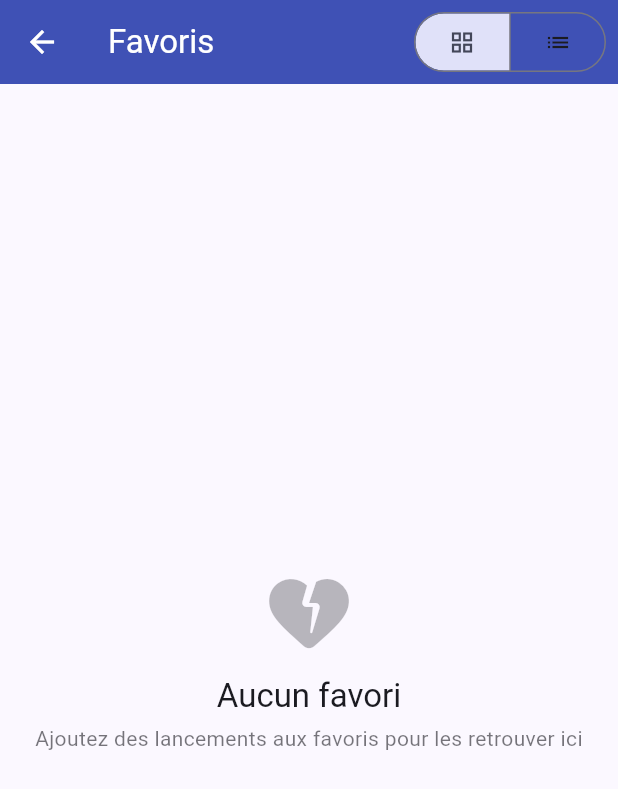
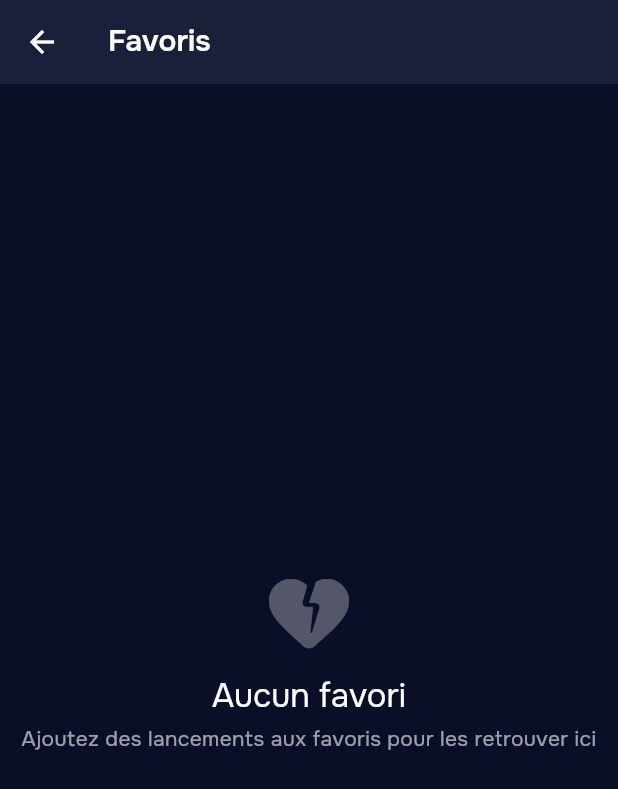
Before and after one commit to HeineZo/spacex-tracker, a Flutter app: the screen it shows after launch, after a tap on "Passer", after a tap on the "favorite" icon, on a phone screen of 412 x 824 dp. Shown: the top 789 px of the screen. Run offline on Flutter 3.47's test engine with Material 3 defaults, Android fonts, the phone set to English and light mode, and no system bars; our stand-ins replace cached_network_image, google_fonts, shared_preferences, smooth_page_indicator; network calls fail.

Commit message:
feat: refactor UI components

```diff
--- a/lib/main.dart
+++ b/lib/main.dart
@@ -6,16 +6,18 @@ import 'data/providers/favorites_provider.dart';
 import 'data/services/onboarding_service.dart';
 import 'ui/screens/launches_screen.dart';
 import 'ui/screens/onboarding_screen.dart';
+import 'ui/theme/app_theme.dart';
 
 Future<void> main() async {
   WidgetsFlutterBinding.ensureInitialized();
   await initializeDateFormatting('fr_FR');
 
-  // Set system navigation bar color (bottom bar on Android/iOS)
   SystemChrome.setSystemUIOverlayStyle(
     const SystemUiOverlayStyle(
-      systemNavigationBarColor: Colors.transparent, // Transparent or set a specific color
-      systemNavigationBarIconBrightness: Brightness.dark, // For dark icons (use Brightness.light for light icons)
+      systemNavigationBarColor: Color(0xFF0A0E27),
+      systemNavigationBarIconBrightness: Brightness.light,
+      statusBarColor: Colors.transparent,
+      statusBarIconBrightness: Brightness.light,
     ),
   );
 
@@ -31,17 +33,7 @@ class MainApp extends StatelessWidget {
       create: (_) => FavoritesProvider(),
       child: MaterialApp(
         debugShowCheckedModeBanner: false,
-        theme: ThemeData(
-          useMaterial3: true,
-          colorSchemeSeed: Colors.indigo,
-          appBarTheme: const AppBarTheme(
-            // Change this color to customize the AppBar background
-            backgroundColor: Colors.indigo, // You can use any color here
-            foregroundColor: Colors.white, // Text and icon color
-            elevation: 0, // Remove shadow (set to 0 or any value)
-            centerTitle: false,
-          ),
-        ),
+        theme: AppTheme.themeData,
         home: const _InitialScreen(),
       ),
     );
--- a/lib/ui/screens/favorites_screen.dart
+++ b/lib/ui/screens/favorites_screen.dart
@@ -4,8 +4,10 @@ import 'package:provider/provider.dart';
 import '../../data/models/launch.dart';
 import '../../data/providers/favorites_provider.dart';
 import '../../data/services/spacex_api_service.dart';
+import '../widgets/error_box.dart';
 import '../widgets/launch_card.dart';
 import '../widgets/launch_list_item.dart';
+import '../widgets/view_mode_toggle.dart';
 
 enum FavoritesViewMode { list, grid }
 
@@ -51,30 +53,27 @@ class _FavoritesScreenState extends State<FavoritesScreen> {
   @override
   Widget build(BuildContext context) {
     return Scaffold(
-      appBar: AppBar(
-        centerTitle: false,
-        title: const Text('Favoris'),
-        actions: [
-          Padding(
-            padding: const EdgeInsets.symmetric(horizontal: 8.0),
-            child: SegmentedButton<FavoritesViewMode>(
-              segments: const [
-                ButtonSegment(
-                  value: FavoritesViewMode.grid,
-                  icon: Icon(Icons.grid_view),
-                ),
-                ButtonSegment(
-                  value: FavoritesViewMode.list,
-                  icon: Icon(Icons.list),
-                ),
-              ],
-              selected: {_mode},
-              showSelectedIcon: false,
-              onSelectionChanged: (set) =>
-                  setState(() => _mode = set.first),
-            ),
-          ),
-        ],
+      appBar: PreferredSize(
+        preferredSize: const Size.fromHeight(kToolbarHeight),
+        child: Consumer<FavoritesProvider>(
+          builder: (context, favoritesProvider, child) {
+            final hasFavorites = favoritesProvider.favoriteIds.isNotEmpty;
+            return AppBar(
+              centerTitle: false,
+              title: const Text('Favoris'),
+              actions: hasFavorites
+                  ? [
+                      ViewModeToggle<FavoritesViewMode>(
+                        selectedMode: _mode,
+                        gridMode: FavoritesViewMode.grid,
+                        listMode: FavoritesViewMode.list,
+                        onModeChanged: (mode) => setState(() => _mode = mode),
+                      ),
+                    ]
+                  : null,
+            );
+          },
+        ),
       ),
       body: Consumer<FavoritesProvider>(
         builder: (context, favoritesProvider, child) {
@@ -109,8 +108,9 @@ class _FavoritesScreenState extends State<FavoritesScreen> {
                   return const Center(child: CircularProgressIndicator());
                 }
                 if (snapshot.hasError) {
-                  return _ErrorBox(
+                  return ErrorBox(
                     message: 'Erreur lors du chargement des favoris',
+                    margin: const EdgeInsets.all(16),
                   );
                 }
                 final launches = snapshot.data ?? [];
@@ -188,28 +188,3 @@ class _FavoritesScreenState extends State<FavoritesScreen> {
     );
   }
 }
-
-class _ErrorBox extends StatelessWidget {
-  final String message;
-  const _ErrorBox({required this.message});
-
-  @override
-  Widget build(BuildContext context) {
-    return Container(
-      width: double.infinity,
-      padding: const EdgeInsets.all(16),
-      margin: const EdgeInsets.all(16),
-      decoration: BoxDecoration(
-        color: Theme.of(context).colorScheme.errorContainer,
-        borderRadius: BorderRadius.circular(12),
-      ),
-      child: Row(
-        spacing: 8,
-        children: [
-          Icon(Icons.error_outline, color: Theme.of(context).colorScheme.error),
-          Expanded(child: Text(message)),
-        ],
-      ),
-    );
-  }
-}
--- a/lib/ui/screens/launches_screen.dart
+++ b/lib/ui/screens/launches_screen.dart
@@ -2,8 +2,10 @@ import 'package:flutter/material.dart';
 
 import '../../data/models/launch.dart';
 import '../../data/services/spacex_api_service.dart';
+import '../widgets/error_box.dart';
 import '../widgets/launch_card.dart';
 import '../widgets/launch_list_item.dart';
+import '../widgets/view_mode_toggle.dart';
 import 'favorites_screen.dart';
 
 enum LaunchesViewMode { list, grid }
@@ -76,7 +78,7 @@ class _LaunchesScreenState extends State<LaunchesScreen> {
                   );
                 }
                 if (snapshot.hasError) {
-                  return _ErrorBox(
+                  return ErrorBox(
                     message: 'Erreur lors du chargement du prochain lancement',
                   );
                 }
@@ -98,24 +100,11 @@ class _LaunchesScreenState extends State<LaunchesScreen> {
                       'Derniers lancements',
                       style: Theme.of(context).textTheme.titleLarge,
                     ),
-                    Padding(
-                      padding: const EdgeInsets.symmetric(horizontal: 8.0),
-                      child: SegmentedButton<LaunchesViewMode>(
-                        segments: const [
-                          ButtonSegment(
-                            value: LaunchesViewMode.grid,
-                            icon: Icon(Icons.grid_view),
-                          ),
-                          ButtonSegment(
-                            value: LaunchesViewMode.list,
-                            icon: Icon(Icons.list),
-                          ),
-                        ],
-                        selected: {_mode},
-                        showSelectedIcon: false,
-                        onSelectionChanged: (set) =>
-                            setState(() => _mode = set.first),
-                      ),
+                    ViewModeToggle<LaunchesViewMode>(
+                      selectedMode: _mode,
+                      gridMode: LaunchesViewMode.grid,
+                      listMode: LaunchesViewMode.list,
+                      onModeChanged: (mode) => setState(() => _mode = mode),
                     ),
                   ],
                 ),
@@ -129,7 +118,7 @@ class _LaunchesScreenState extends State<LaunchesScreen> {
                   );
                 }
                 if (snapshot.hasError) {
-                  return _ErrorBox(
+                  return ErrorBox(
                     message: 'Erreur lors du chargement des lancements',
                   );
                 }
@@ -171,30 +160,6 @@ class _LaunchesScreenState extends State<LaunchesScreen> {
   }
 }
 
-class _ErrorBox extends StatelessWidget {
-  final String message;
-  const _ErrorBox({required this.message});
-
-  @override
-  Widget build(BuildContext context) {
-    return Container(
-      width: double.infinity,
-      padding: const EdgeInsets.all(16),
-      decoration: BoxDecoration(
-        color: Theme.of(context).colorScheme.errorContainer,
-        borderRadius: BorderRadius.circular(12),
-      ),
-      child: Row(
-        spacing: 8,
-        children: [
-          Icon(Icons.error_outline, color: Theme.of(context).colorScheme.error),
-          Expanded(child: Text(message)),
-        ],
-      ),
-    );
-  }
-}
-
 class _EmptyBox extends StatelessWidget {
   final String message;
   const _EmptyBox({required this.message});
--- /dev/null
+++ b/lib/ui/theme/app_theme.dart
@@ -0,0 +1,177 @@
+import 'package:flutter/material.dart';
+import 'package:google_fonts/google_fonts.dart';
+
+class AppTheme {
+  static const Color _spaceDarkBlue = Color(0xFF0A0E27);
+  static const Color _spaceBlue = Color(0xFF1A1F3A);
+  static const Color _spaceCyan = Color(0xFF00D4FF);
+  static const Color _spaceIndigo = Color(0xFF6B46C1);
+  static const Color _spacePurple = Color(0xFF8B5CF6);
+
+  static ColorScheme get _colorScheme => ColorScheme(
+        brightness: Brightness.dark,
+        primary: _spaceCyan,
+        onPrimary: _spaceDarkBlue,
+        primaryContainer: _spaceCyan.withValues(alpha: 0.2),
+        onPrimaryContainer: _spaceCyan,
+
+        secondary: _spaceIndigo,
+        onSecondary: Colors.white,
+        secondaryContainer: _spaceIndigo.withValues(alpha: 0.2),
+        onSecondaryContainer: _spaceIndigo,
+
+        tertiary: _spacePurple,
+        onTertiary: Colors.white,
+        tertiaryContainer: _spacePurple.withValues(alpha: 0.2),
+        onTertiaryContainer: _spacePurple,
+
+        surface: _spaceBlue,
+        onSurface: Colors.white,
+        surfaceContainerHighest: _spaceBlue.withValues(alpha: 0.6),
+        surfaceContainerHigh: _spaceBlue.withValues(alpha: 0.4),
+        surfaceContainer: _spaceBlue.withValues(alpha: 0.3),
+        surfaceContainerLow: _spaceBlue.withValues(alpha: 0.2),
+        surfaceContainerLowest: _spaceBlue.withValues(alpha: 0.1),
+
+        error: const Color(0xFFCF6679),
+        onError: Colors.white,
+        errorContainer: const Color(0xFFCF6679).withValues(alpha: 0.2),
+        onErrorContainer: const Color(0xFFCF6679),
+
+        outline: _spaceCyan.withValues(alpha: 0.5),
+        outlineVariant: _spaceCyan.withValues(alpha: 0.3),
+
+        shadow: Colors.black,
+        scrim: Colors.black,
+
+        inverseSurface: Colors.white,
+        onInverseSurface: _spaceDarkBlue,
+        inversePrimary: _spaceDarkBlue,
+      );
+
+  static ThemeData get themeData => ThemeData(
+        useMaterial3: true,
+        colorScheme: _colorScheme,
+
+        textTheme: GoogleFonts.onestTextTheme().apply(
+          bodyColor: Colors.white,
+          displayColor: Colors.white,
+        ),
+
+        appBarTheme: AppBarTheme(
+          backgroundColor: _spaceBlue,
+          foregroundColor: Colors.white,
+          elevation: 0,
+          centerTitle: false,
+          titleTextStyle: GoogleFonts.onest(
+            fontSize: 20,
+            fontWeight: FontWeight.w600,
+            color: Colors.white,
+          ),
+          iconTheme: const IconThemeData(color: Colors.white),
+        ),
+
+        cardTheme: CardThemeData(
+          color: _spaceBlue,
+          elevation: 0,
+          shape: RoundedRectangleBorder(
+            borderRadius: BorderRadius.circular(16),
+          ),
+        ),
+
+        filledButtonTheme: FilledButtonThemeData(
+          style: FilledButton.styleFrom(
+            backgroundColor: _spaceCyan,
+            foregroundColor: _spaceDarkBlue,
+            padding: const EdgeInsets.symmetric(horizontal: 24, vertical: 12),
+            shape: RoundedRectangleBorder(
+              borderRadius: BorderRadius.circular(12),
+            ),
+            textStyle: GoogleFonts.onest(
+              fontSize: 16,
+              fontWeight: FontWeight.w600,
+            ),
+          ),
+        ),
+
+        textButtonTheme: TextButtonThemeData(
+          style: TextButton.styleFrom(
+            foregroundColor: _spaceCyan,
+            padding: const EdgeInsets.symmetric(horizontal: 16, vertical: 8),
+            textStyle: GoogleFonts.onest(
+              fontSize: 16,
+              fontWeight: FontWeight.w500,
+            ),
+          ),
+        ),
+
+        chipTheme: ChipThemeData(
+          backgroundColor: _spaceBlue.withValues(alpha: 0.5),
+          labelStyle: GoogleFonts.onest(
+            color: Colors.white,
+            fontSize: 14,
+          ),
+          secondaryLabelStyle: GoogleFonts.onest(
+            color: Colors.white,
+            fontSize: 14,
+          ),
+          padding: const EdgeInsets.symmetric(horizontal: 12, vertical: 8),
+          shape: RoundedRectangleBorder(
+            borderRadius: BorderRadius.circular(8),
+          ),
+        ),
+
+        segmentedButtonTheme: SegmentedButtonThemeData(
+          style: ButtonStyle(
+            backgroundColor: WidgetStateProperty.resolveWith((states) {
+              if (states.contains(WidgetState.selected)) {
+                return _spaceCyan;
+              }
+              return _spaceBlue.withValues(alpha: 0.5);
+            }),
+            foregroundColor: WidgetStateProperty.resolveWith((states) {
+              if (states.contains(WidgetState.selected)) {
+                return _spaceDarkBlue;
+              }
+              return Colors.white;
+            }),
+            side: WidgetStateProperty.all(
+              BorderSide(color: _spaceCyan.withValues(alpha: 0.3)),
+            ),
+          ),
+        ),
+
+        progressIndicatorTheme: ProgressIndicatorThemeData(
+          color: _spaceCyan,
+          linearTrackColor: _spaceCyan.withValues(alpha: 0.2),
+          circularTrackColor: _spaceCyan.withValues(alpha: 0.2),
+        ),
+
+        dividerTheme: DividerThemeData(
+          color: _spaceCyan.withValues(alpha: 0.2),
+          thickness: 1,
+          space: 1,
+        ),
+
+        scaffoldBackgroundColor: _spaceDarkBlue,
+
+        snackBarTheme: SnackBarThemeData(
+          backgroundColor: _spaceBlue,
+          contentTextStyle: GoogleFonts.onest(
+            color: Colors.white,
+            fontSize: 14,
+          ),
+          shape: RoundedRectangleBorder(
+            borderRadius: BorderRadius.circular(12),
+          ),
+          behavior: SnackBarBehavior.floating,
+        ),
+
+        bottomSheetTheme: BottomSheetThemeData(
+          backgroundColor: _spaceBlue,
+          shape: const RoundedRectangleBorder(
+            borderRadius: BorderRadius.vertical(top: Radius.circular(20)),
+          ),
+        ),
+      );
+}
--- /dev/null
+++ b/lib/ui/widgets/error_box.dart
@@ -0,0 +1,48 @@
+import 'package:flutter/material.dart';
+
+class ErrorBox extends StatelessWidget {
+  final String message;
+  final IconData? icon;
+  final VoidCallback? onRetry;
+  final EdgeInsets? margin;
+  final EdgeInsets? padding;
+
+  const ErrorBox({
+    super.key,
+    required this.message,
+    this.icon,
+    this.onRetry,
+    this.margin,
+    this.padding,
+  });
+
+  @override
+  Widget build(BuildContext context) {
+    final theme = Theme.of(context);
+    return Container(
+      width: double.infinity,
+      padding: padding ?? const EdgeInsets.all(16),
+      margin: margin,
+      decoration: BoxDecoration(
+        color: theme.colorScheme.errorContainer,
+        borderRadius: BorderRadius.circular(12),
+      ),
+      child: Row(
+        spacing: 8,
+        children: [
+          Icon(
+            icon ?? Icons.error_outline,
+            color: theme.colorScheme.error,
+          ),
+          Expanded(child: Text(message)),
+          if (onRetry != null)
+            IconButton(
+              icon: const Icon(Icons.refresh),
+              onPressed: onRetry,
+              tooltip: 'Réessayer',
+            ),
+        ],
+      ),
+    );
+  }
+}
--- /dev/null
+++ b/lib/ui/widgets/view_mode_toggle.dart
@@ -0,0 +1,40 @@
+import 'package:flutter/material.dart';
+
+class ViewModeToggle<T extends Enum> extends StatelessWidget {
+  final T selectedMode;
+  final T gridMode;
+  final T listMode;
+  final ValueChanged<T> onModeChanged;
+  final EdgeInsets? padding;
+
+  const ViewModeToggle({
+    super.key,
+    required this.selectedMode,
+    required this.gridMode,
+    required this.listMode,
+    required this.onModeChanged,
+    this.padding,
+  });
+
+  @override
+  Widget build(BuildContext context) {
+    return Padding(
+      padding: padding ?? const EdgeInsets.symmetric(horizontal: 8.0),
+      child: SegmentedButton<T>(
+        segments: [
+          ButtonSegment(
+            value: gridMode,
+            icon: const Icon(Icons.grid_view),
+          ),
+          ButtonSegment(
+            value: listMode,
+            icon: const Icon(Icons.list),
+          ),
+        ],
+        selected: {selectedMode},
+        showSelectedIcon: false,
+        onSelectionChanged: (set) => onModeChanged(set.first),
+      ),
+    );
+  }
+}
--- a/pubspec.yaml
+++ b/pubspec.yaml
@@ -16,6 +16,7 @@ dependencies:
   url_launcher: ^6.3.1
   shared_preferences: ^2.2.2
   smooth_page_indicator: ^1.1.0
+  google_fonts: ^6.2.1
 
 dev_dependencies:
   flutter_test:
```
Also changed, not shown: lib/ui/screens/launch_details_screen.dart (+4 -31 lines), lib/ui/utils/date_formatters.dart (added, +12 -0 lines), lib/ui/utils/navigation_utils.dart (added, +12 -0 lines), lib/ui/widgets/favorite_button.dart (added, +99 -0 lines), lib/ui/widgets/favorite_snackbar.dart (added, +69 -0 lines), lib/ui/widgets/launch_card.dart (+6 -39 lines), lib/ui/widgets/launch_list_item.dart (+7 -16 lines), pubspec.lock.
